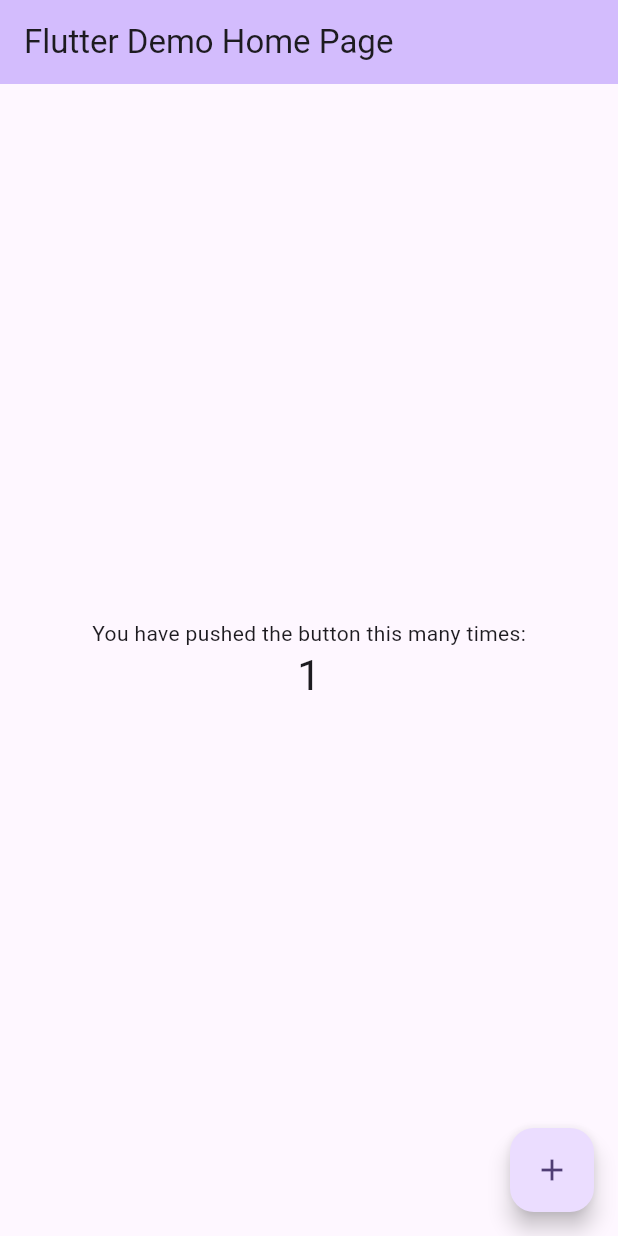
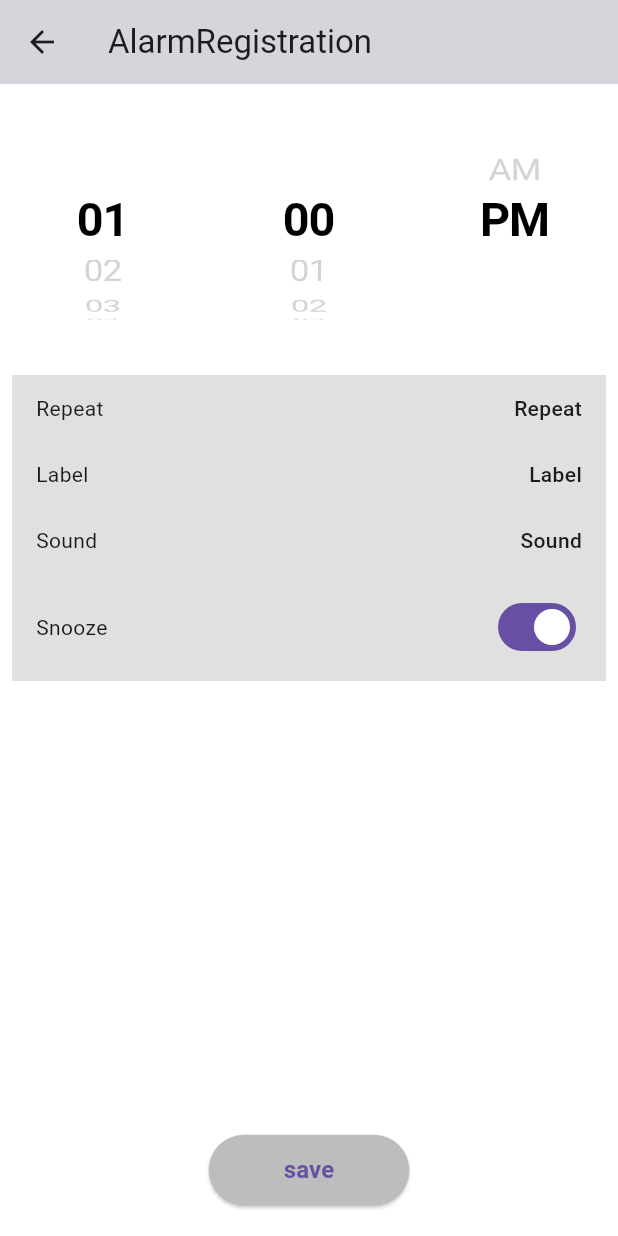
Before and after one commit to CECOM-CAU/Flutter-Mentoring-2025-2, a Flutter app: the screen it shows after launch, after a tap on the "add" icon, on a phone screen of 412 x 824 dp. Run offline on Flutter 3.47's test engine with Material 3 defaults, Android fonts, the phone set to English and light mode, and no system bars.

Commit message:
feat: alarm registration page developed

```diff
--- a/alarmate/lib/main.dart
+++ b/alarmate/lib/main.dart
@@ -1,4 +1,8 @@
+import 'package:flutter/cupertino.dart';
 import 'package:flutter/material.dart';
+import 'package:alarmate/pages/alarm_registration.dart';
+import 'package:alarmate/models/alarm.dart';
+import 'package:alarmate/models/time.dart';
 
 void main() {
   runApp(const MyApp());
@@ -6,117 +10,177 @@ void main() {
 
 class MyApp extends StatelessWidget {
   const MyApp({super.key});
-
-  // This widget is the root of your application.
   @override
   Widget build(BuildContext context) {
     return MaterialApp(
-      title: 'Flutter Demo',
-      theme: ThemeData(
-        // This is the theme of your application.
-        //
-        // TRY THIS: Try running your application with "flutter run". You'll see
-        // the application has a purple toolbar. Then, without quitting the app,
-        // try changing the seedColor in the colorScheme below to Colors.green
-        // and then invoke "hot reload" (save your changes or press the "hot
-        // reload" button in a Flutter-supported IDE, or press "r" if you used
-        // the command line to start the app).
-        //
-        // Notice that the counter didn't reset back to zero; the application
-        // state is not lost during the reload. To reset the state, use hot
-        // restart instead.
-        //
-        // This works for code too, not just values: Most code changes can be
-        // tested with just a hot reload.
-        colorScheme: ColorScheme.fromSeed(seedColor: Colors.deepPurple),
-      ),
-      home: const MyHomePage(title: 'Flutter Demo Home Page'),
+      title: 'Alarm Demo',
+      theme: ThemeData(primarySwatch: Colors.blue),
+      home: const AlarmListPage(),
     );
   }
 }
 
-class MyHomePage extends StatefulWidget {
-  const MyHomePage({super.key, required this.title});
-
-  // This widget is the home page of your application. It is stateful, meaning
-  // that it has a State object (defined below) that contains fields that affect
-  // how it looks.
-
-  // This class is the configuration for the state. It holds the values (in this
-  // case the title) provided by the parent (in this case the App widget) and
-  // used by the build method of the State. Fields in a Widget subclass are
-  // always marked "final".
-
-  final String title;
-
+class AlarmListPage extends StatefulWidget {
+  const AlarmListPage({super.key});
   @override
-  State<MyHomePage> createState() => _MyHomePageState();
+  State<AlarmListPage> createState() => _AlarmListPageState();
 }
 
-class _MyHomePageState extends State<MyHomePage> {
-  int _counter = 0;
+class _AlarmListPageState extends State<AlarmListPage> {
+  final List<Alarm> _alarms = [];
+  int _selectedIndex = 0;
 
-  void _incrementCounter() {
+  int _selectedHour = 1;
+  int _selectedMinute = 00;
+  bool _isPm = true;
+
+  void _addAlarm() async {
+    debugPrint("new alarm page");
+    final newAlarm = await Navigator.push<Alarm>(
+      context,
+      MaterialPageRoute(
+        builder: (context) => const AlarmRegistrationPage(),
+      ),
+    );
+    if (newAlarm != null) {
+      setState(() => _alarms.add(newAlarm));
+    }
+  }
+
+  void _toggleActive(int index) {
     setState(() {
-      // This call to setState tells the Flutter framework that something has
-      // changed in this State, which causes it to rerun the build method below
-      // so that the display can reflect the updated values. If we changed
-      // _counter without calling setState(), then the build method would not be
-      // called again, and so nothing would appear to happen.
-      _counter++;
+      _alarms[index].isActive = !_alarms[index].isActive;
     });
   }
 
+
+  Widget _buildPicker(
+      {required List<String> items,
+      required int selectedIndex,
+      required ValueChanged<int> onSelectedItemChanged}) {
+    return Expanded(
+      child: CupertinoPicker(
+        scrollController: FixedExtentScrollController(initialItem: selectedIndex),
+        itemExtent: 40,
+        onSelectedItemChanged: onSelectedItemChanged,
+        magnification: 1.3,
+        useMagnifier: true,
+        selectionOverlay: const CupertinoPickerDefaultSelectionOverlay(
+          background: Colors.transparent,
+        ),
+        children: List.generate(items.length, (index) {
+          final isSelected = index == selectedIndex;
+          return Center(
+            child: Text(
+              items[index],
+              style: TextStyle(
+                fontSize: 24,
+                fontWeight: isSelected ? FontWeight.bold : FontWeight.normal,
+                color: isSelected ? Colors.black : Colors.grey,
+              ),
+            ),
+          );
+        }),
+      ),
+    );
+  }
+
+
   @override
   Widget build(BuildContext context) {
-    // This method is rerun every time setState is called, for instance as done
-    // by the _incrementCounter method above.
-    //
-    // The Flutter framework has been optimized to make rerunning build methods
-    // fast, so that you can just rebuild anything that needs updating rather
-    // than having to individually change instances of widgets.
     return Scaffold(
-      appBar: AppBar(
-        // TRY THIS: Try changing the color here to a specific color (to
-        // Colors.amber, perhaps?) and trigger a hot reload to see the AppBar
-        // change color while the other colors stay the same.
-        backgroundColor: Theme.of(context).colorScheme.inversePrimary,
-        // Here we take the value from the MyHomePage object that was created by
-        // the App.build method, and use it to set our appbar title.
-        title: Text(widget.title),
-      ),
-      body: Center(
-        // Center is a layout widget. It takes a single child and positions it
-        // in the middle of the parent.
-        child: Column(
-          // Column is also a layout widget. It takes a list of children and
-          // arranges them vertically. By default, it sizes itself to fit its
-          // children horizontally, and tries to be as tall as its parent.
-          //
-          // Column has various properties to control how it sizes itself and
-          // how it positions its children. Here we use mainAxisAlignment to
-          // center the children vertically; the main axis here is the vertical
-          // axis because Columns are vertical (the cross axis would be
-          // horizontal).
-          //
-          // TRY THIS: Invoke "debug painting" (choose the "Toggle Debug Paint"
-          // action in the IDE, or press "p" in the console), to see the
-          // wireframe for each widget.
-          mainAxisAlignment: MainAxisAlignment.center,
-          children: <Widget>[
-            const Text('You have pushed the button this many times:'),
-            Text(
-              '$_counter',
-              style: Theme.of(context).textTheme.headlineMedium,
+      appBar: AppBar(title: const Text('Alarm List')),
+      body: Column(
+        crossAxisAlignment: CrossAxisAlignment.start,
+        children: [
+          const Padding(
+            padding: EdgeInsets.fromLTRB(16, 16, 16, 4),
+            child: Text(
+              "Alarms",
+              style: TextStyle(fontSize: 28, fontWeight: FontWeight.bold),
             ),
-          ],
-        ),
+          ),
+          const Padding(
+            padding: EdgeInsets.fromLTRB(16, 0, 16, 4),
+            child: Text(
+              "Wake up",
+              style: TextStyle(fontSize: 20, fontWeight: FontWeight.w600),
+            ),
+          ),
+          // ✅ Box above alarm list
+          Container(
+            margin: const EdgeInsets.symmetric(horizontal: 16, vertical: 8),
+            height: 120,
+            decoration: BoxDecoration(
+              color: Colors.grey.shade300,
+              borderRadius: BorderRadius.circular(12),
+            ),
+            child: Row(
+                mainAxisAlignment: MainAxisAlignment.center,
+                children: [
+                  _buildPicker(
+                    items: hours,
+                    selectedIndex: _selectedHour - 1,
+                    onSelectedItemChanged: (i) =>
+                        setState(() => _selectedHour = i + 1),
+                  ),
+                  _buildPicker(
+                    items: minutes,
+                    selectedIndex: _selectedMinute,
+                    onSelectedItemChanged: (i) =>
+                        setState(() => _selectedMinute = i),
+                  ),
+                  _buildPicker(
+                    items: const ['AM', 'PM'],
+                    selectedIndex: _isPm ? 1 : 0,
+                    onSelectedItemChanged: (i) =>
+                        setState(() => _isPm = (i == 1)),
+                  ),
+                ],
+
+            ),
+          ),
+          const Padding(
+            padding: EdgeInsets.fromLTRB(16, 8, 16, 4),
+            child: Text(
+              "Others",
+              style: TextStyle(fontSize: 20, fontWeight: FontWeight.w600),
+            ),
+          ),
+          // ✅ Wrap with Expanded to give ListView a bounded height
+          Expanded(
+            child: _alarms.isEmpty
+                ? const Center(child: Text('There\'s no alarm registered.'))
+                : ListView.builder(
+                    itemCount: _alarms.length,
+                    itemBuilder: (context, index) {
+                      final alarm = _alarms[index];
+                      return ListTile(
+                        title: Text('${alarm.time} - ${alarm.label}'),
+                        trailing: Switch(
+                          value: alarm.isActive,
+                          onChanged: (_) => _toggleActive(index),
+                        ),
+                      );
+                    },
+                  ),
+          ),
+        ],
       ),
       floatingActionButton: FloatingActionButton(
-        onPressed: _incrementCounter,
-        tooltip: 'Increment',
+        onPressed: _addAlarm,
         child: const Icon(Icons.add),
-      ), // This trailing comma makes auto-formatting nicer for build methods.
+      ),
+      bottomNavigationBar: BottomNavigationBar(
+        currentIndex: _selectedIndex,
+        onTap: (index) => setState(() => _selectedIndex = index),
+        items: const [
+          BottomNavigationBarItem(icon: Icon(Icons.alarm), label: "Alarms"),
+          BottomNavigationBarItem(icon: Icon(Icons.calendar_today), label: "Calendar"),
+          BottomNavigationBarItem(icon: Icon(Icons.devices), label: "Device"),
+        ],
+      ),
     );
   }
+
 }
--- /dev/null
+++ b/alarmate/lib/models/alarm.dart
@@ -0,0 +1,7 @@
+class Alarm {
+  final String time;
+  final String label;
+  bool isActive;
+
+  Alarm({required this.time, required this.label, this.isActive = true});
+}
--- /dev/null
+++ b/alarmate/lib/models/time.dart
@@ -0,0 +1,2 @@
+var hours = List.generate(12, (i) => (i + 1).toString().padLeft(2, '0'));
+var minutes = List.generate(60, (i) => i.toString().padLeft(2, '0'));
--- /dev/null
+++ b/alarmate/lib/pages/alarm_registration.dart
@@ -0,0 +1,209 @@
+import 'package:flutter/cupertino.dart';
+import 'package:flutter/material.dart';
+import 'package:alarmate/models/alarm.dart';
+import 'package:alarmate/models/time.dart';
+
+class AlarmRegistrationPage extends StatefulWidget {
+  const AlarmRegistrationPage({super.key});
+
+  @override
+  State<AlarmRegistrationPage> createState() => _AlarmRegistrationPageState();
+}
+
+class _AlarmRegistrationPageState extends State<AlarmRegistrationPage> {
+  int _selectedHour = 1;
+  int _selectedMinute = 00;
+  bool _isPm = true;
+  String _repeat = 'Repeat';
+  String _label = 'Label';
+  String _sound = 'Sound';
+  bool _snooze = true;
+  bool _editingLabel = false;
+  final TextEditingController _labelController = TextEditingController();
+
+  void _saveAlarm() {
+    final time =
+        '${_selectedHour.toString().padLeft(2, '0')}:${_selectedMinute.toString().padLeft(2, '0')} ${_isPm ? 'PM' : 'AM'}';
+    final alarm = Alarm(time: time, label: _label);
+    Navigator.pop(context, alarm);
+  }
+
+  Widget _buildPicker(
+      {required List<String> items,
+      required int selectedIndex,
+      required ValueChanged<int> onSelectedItemChanged}) {
+    return Expanded(
+      child: CupertinoPicker(
+        scrollController: FixedExtentScrollController(initialItem: selectedIndex),
+        itemExtent: 40,
+        onSelectedItemChanged: onSelectedItemChanged,
+        magnification: 1.3,
+        useMagnifier: true,
+        selectionOverlay: const CupertinoPickerDefaultSelectionOverlay(
+          background: Colors.transparent,
+        ),
+        children: List.generate(items.length, (index) {
+          final isSelected = index == selectedIndex;
+          return Center(
+            child: Text(
+              items[index],
+              style: TextStyle(
+                fontSize: 24,
+                fontWeight: isSelected ? FontWeight.bold : FontWeight.normal,
+                color: isSelected ? Colors.black : Colors.grey,
+              ),
+            ),
+          );
+        }),
+      ),
+    );
+  }
+
+  Widget _buildRow(String label,
+      {String? trailing, Widget? trailingWidget, VoidCallback? onTap}) {
+    return InkWell(
+      onTap: onTap,
+      child: Padding(
+        padding: const EdgeInsets.symmetric(horizontal: 16, vertical: 12),
+        child: Row(
+          mainAxisAlignment: MainAxisAlignment.spaceBetween,
+          children: [
+            Text(label),
+            trailingWidget ??
+                Text(
+                  trailing ?? '',
+                  style: const TextStyle(fontWeight: FontWeight.w500),
+                ),
+          ],
+        ),
+      ),
+    );
+  }
+
+  @override
+  Widget build(BuildContext context) {
+
+    return Scaffold(
+      backgroundColor: Colors.black87,
+      appBar: AppBar(
+        title: const Text('AlarmRegistration'),
+        backgroundColor: Colors.grey[300],
+        leading: IconButton(
+          icon: const Icon(Icons.arrow_back),
+          onPressed: () => Navigator.pop(context),
+        ),
+      ),
+      body: Container(
+        color: Colors.white,
+        child: Column(
+          children: [
+            const SizedBox(height: 16),
+            // Time picker with vertical drag
+            SizedBox(
+              height: 150,
+              child: Row(
+                mainAxisAlignment: MainAxisAlignment.center,
+                children: [
+                  _buildPicker(
+                    items: hours,
+                    selectedIndex: _selectedHour - 1,
+                    onSelectedItemChanged: (i) =>
+                        setState(() => _selectedHour = i + 1),
+                  ),
+                  _buildPicker(
+                    items: minutes,
+                    selectedIndex: _selectedMinute,
+                    onSelectedItemChanged: (i) =>
+                        setState(() => _selectedMinute = i),
+                  ),
+                  _buildPicker(
+                    items: const ['AM', 'PM'],
+                    selectedIndex: _isPm ? 1 : 0,
+                    onSelectedItemChanged: (i) =>
+                        setState(() => _isPm = (i == 1)),
+                  ),
+                ],
+              ),
+            ),
+            const SizedBox(height: 20),
+            Container(
+              color: Colors.grey[300],
+              margin: const EdgeInsets.all(8),
+              child: Column(
+                children: [
+                  _buildRow('Repeat', trailing: _repeat, onTap: () {
+                    setState(() {
+                      _repeat = _repeat == 'Repeat' ? 'Daily' : 'Repeat';
+                    });
+                  }),
+                  Padding(
+                    padding:
+                        const EdgeInsets.symmetric(horizontal: 16, vertical: 12),
+                    child: Row(
+                      mainAxisAlignment: MainAxisAlignment.spaceBetween,
+                      children: [
+                        const Text('Label'),
+                        _editingLabel
+                            ? Expanded(
+                                child: TextField(
+                                  controller: _labelController..text = _label,
+                                  autofocus: true,
+                                  onSubmitted: (value) {
+                                    setState(() {
+                                      _label =
+                                          value.trim().isEmpty ? _label : value;
+                                      _editingLabel = false;
+                                    });
+                                  },
+                                ),
+                              )
+                            : InkWell(
+                                onTap: () {
+                                  setState(() {
+                                    _editingLabel = true;
+                                  });
+                                },
+                                child: Text(
+                                  _label,
+                                  style: const TextStyle(
+                                      fontWeight: FontWeight.w500),
+                                ),
+                              ),
+                      ],
+                    ),
+                  ),
+                  _buildRow('Sound', trailing: _sound, onTap: () {
+                    setState(() {
+                      _sound = _sound == 'Sound' ? 'Beep' : 'Sound';
+                    });
+                  }),
+                  _buildRow(
+                    'Snooze',
+                    trailingWidget: Switch(
+                      value: _snooze,
+                      onChanged: (val) => setState(() => _snooze = val),
+                    ),
+                  ),
+                ],
+              ),
+            ),
+            const Spacer(),
+            ElevatedButton(
+              onPressed: _saveAlarm,
+              style: ElevatedButton.styleFrom(
+                backgroundColor: Colors.grey[400],
+                padding:
+                    const EdgeInsets.symmetric(horizontal: 50, vertical: 12),
+              ),
+              child: const Text(
+                'save',
+                style: TextStyle(fontWeight: FontWeight.bold, fontSize: 16),
+              ),
+            ),
+            const SizedBox(height: 20),
+          ],
+        ),
+      ),
+    );
+  }
+}
```
